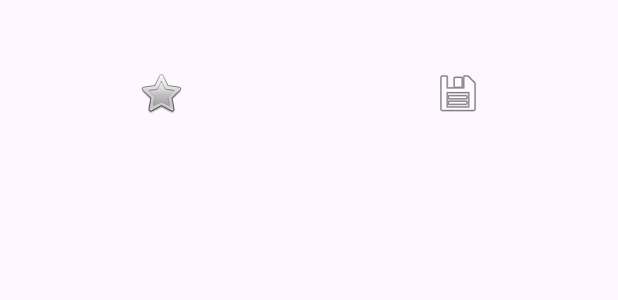
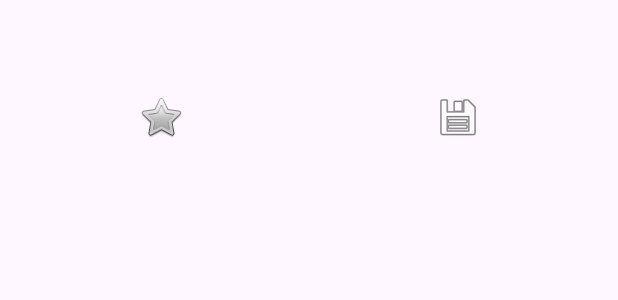
Before and after one commit to reybash/PictureSearch, an Android app: the layout list_item.xml on its own in the app's theme, with its tools: preview values and no code run, on a phone screen of 412 x 824 dp. Shown: the top 300 px of the screen. Run offline under Robolectric (Android 15) with nearby library versions, the phone set to English and light mode, and no system bars.

Commit message:
Check rollback

```diff
--- a/app/src/main/res/layout/list_item.xml
+++ b/app/src/main/res/layout/list_item.xml
@@ -34,6 +34,7 @@
             android:layout_weight="1"
             android:background="@null"
             android:contentDescription="Add to Favorites"
+            android:padding="16dp"
             android:src="@android:drawable/btn_star_big_off" />
 
         <ImageButton
@@ -43,6 +44,7 @@
             android:layout_weight="1"
             android:background="@null"
             android:contentDescription="Download Image"
+            android:padding="16dp"
             android:src="@android:drawable/ic_menu_save" />
 
     </LinearLayout>
```
